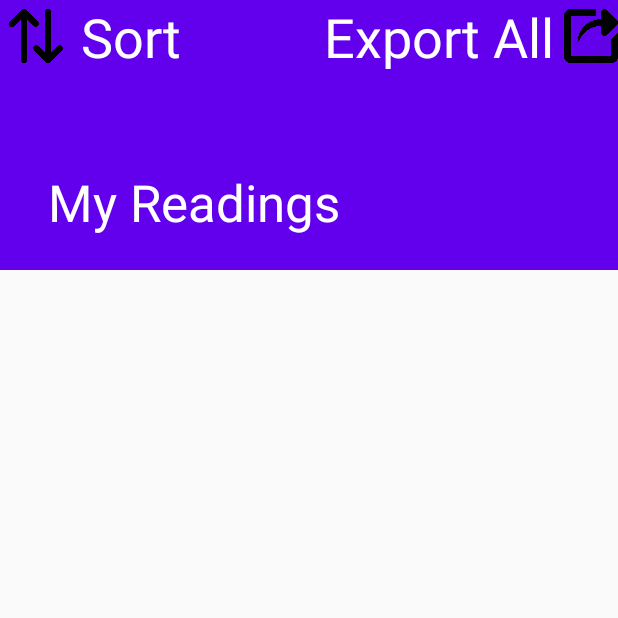
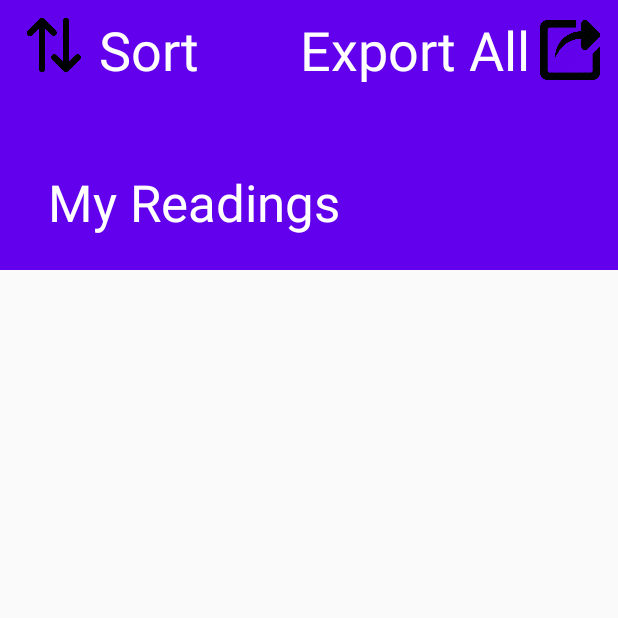
Before and after one commit to Jeffrey-Keyser/DigitalThermometer, an Android app: the ReadingsActivity screen opened directly, with no data from a screen before it, after a tap on "Export All", on a phone screen of 412 x 824 dp, the top half of it. Run offline under Robolectric (Android 15) with nearby library versions, the phone set to English and light mode, and no system bars; our stand-ins replace Room's generated code.

```diff
--- a/app/src/main/java/com/example/digitalthermometer/DbHelper.java
+++ b/app/src/main/java/com/example/digitalthermometer/DbHelper.java
@@ -10,6 +10,8 @@ import android.os.Environment;
 import android.text.style.StyleSpan;
 import android.util.Log;
 import android.widget.Toast;
+
+import androidx.annotation.RequiresPermission;
 
 import java.io.File;
 import java.io.FileWriter;
@@ -173,25 +175,33 @@ public class DbHelper extends SQLiteOpenHelper {
 
 
     // Currently exporting data to downloads folder
-    public boolean exportDBtoCSV(Context context) {
+    // If -1 get export all readings
+    public boolean exportDBtoCSV(int id) {
         File exportDir = new File(Environment.getExternalStoragePublicDirectory(Environment.DIRECTORY_DOWNLOADS), "");
         Log.e("DbHelper", Environment.getExternalStoragePublicDirectory(Environment.DIRECTORY_DOWNLOADS).toString());
         if (!exportDir.exists()){
             exportDir.mkdir();
         }
 
-        File file = new File(exportDir, "myExportedReadings.csv");
+        File file = new File(exportDir, "myReadings.csv");
 
         try {
             file.createNewFile();
             CSVWriter csvWriter = new CSVWriter(new FileWriter(file));
             SQLiteDatabase db = this.getReadableDatabase();
-            Cursor curCSV = db.rawQuery("SELECT * FROM readings", null);
+            Cursor curCSV;
+            if (id == -1)
+                curCSV = db.rawQuery("SELECT * FROM readings", null);
+            else
+                curCSV = db.rawQuery("SELECT * FROM readings WHERE id=" + id + "", null);
             csvWriter.writeNext(curCSV.getColumnNames());
+
+            DateFormat df = new SimpleDateFormat(TIME_FORMAT);
+
             while(curCSV.moveToNext())
             {
                 // Specify exporting columns here
-                String arrStr[] ={curCSV.getString(0),curCSV.getString(1), curCSV.getString(2)};
+                String arrStr[] ={curCSV.getString(0), String.valueOf(df.parse(curCSV.getString(1))), curCSV.getString(2), curCSV.getString(3)};
                 csvWriter.writeNext(arrStr);
             }
             csvWriter.close();
--- a/app/src/main/java/com/example/digitalthermometer/ReadingsActivity.java
+++ b/app/src/main/java/com/example/digitalthermometer/ReadingsActivity.java
@@ -121,7 +121,7 @@ public class ReadingsActivity extends AppCompatActivity {
         btn_export.setOnClickListener(new View.OnClickListener() {
             @Override
             public void onClick(View v) {
-                if(mydb.exportDBtoCSV(getApplicationContext()))
+                if(mydb.exportDBtoCSV(-1))
                     Toast.makeText(ReadingsActivity.this, "Successfully exported data", Toast.LENGTH_LONG).show();
             }
         });
--- a/app/src/main/java/com/example/digitalthermometer/WordListAdapter.java
+++ b/app/src/main/java/com/example/digitalthermometer/WordListAdapter.java
@@ -148,6 +148,8 @@ public class WordListAdapter extends RecyclerView.Adapter<WordListAdapter.WordVi
         {
             @Override
             public void onClick(View v) {
+                if(mydb.exportDBtoCSV(mCurrent.id))
+                    Toast.makeText(v.getContext(), "Successfully exported data", Toast.LENGTH_LONG).show();
             }
         });
 
--- a/app/src/main/res/layout/activity_positive_reading.xml
+++ b/app/src/main/res/layout/activity_positive_reading.xml
@@ -11,7 +11,6 @@
         android:id="@+id/positive_reading_title"
         android:layout_width="wrap_content"
         android:layout_height="wrap_content"
-        android:text="@string/positive"
         android:textColor="@color/black"
         android:textStyle="bold"
         android:textSize="64sp"
--- a/app/src/main/res/layout/activity_readings.xml
+++ b/app/src/main/res/layout/activity_readings.xml
@@ -45,13 +45,15 @@
                     android:id="@+id/btn_sort"
                     android:src="@drawable/sort"
                     android:text="@string/sort"
-                    android:contentDescription="@string/sorts_readings" />
+                    android:contentDescription="@string/sorts_readings"
+                    android:layout_marginTop="6dp"
+                    android:layout_marginStart="12dp"/>
 
                 <TextView
                     android:id="@+id/sort_text"
                     android:layout_gravity="center"
-                    android:layout_marginLeft="6dp"
                     android:layout_marginStart="6dp"
+                    android:layout_marginTop="6dp"
                     android:textSize="@dimen/sort_image_text_size"
                     android:textColor="@color/white"
                     android:layout_width="0dp"
@@ -71,7 +73,7 @@
                 <TextView
                     android:id="@+id/export_text"
                     android:layout_gravity="center"
-                    android:layout_marginRight="6dp"
+                    android:layout_marginTop="6dp"
                     android:layout_marginEnd="6dp"
                     android:textSize="@dimen/export_image_text_size"
                     android:textColor="@color/white"
@@ -89,6 +91,8 @@
                     android:scaleType="centerInside"
                     android:adjustViewBounds="true"
                     android:layout_gravity="center"
+                    android:layout_marginTop="6dp"
+                    android:layout_marginEnd="12dp"
                     android:text="@string/export_data"
                     android:contentDescription="@string/export" />
 
--- a/app/src/main/res/values/dimens.xml
+++ b/app/src/main/res/values/dimens.xml
@@ -20,10 +20,12 @@
     <dimen name="recycle_view_item_title_text_size">24sp</dimen>
     <dimen name="recycle_view_item_body_text_size">24sp</dimen>
 
+    <dimen name="reading_dialog_time_text_size">18sp</dimen>
+    <dimen name="reading_dialog_symptoms_text_size">18sp</dimen>
 
     <dimen name="time_image_height">48dp</dimen>
     <dimen name="sort_image_height">48dp</dimen>
     <dimen name="sort_image_text_size">36sp</dimen>
-    <dimen name="export_image_height">36dp</dimen>
+    <dimen name="export_image_height">40dp</dimen>
     <dimen name="export_image_text_size">36sp</dimen>
 </resources>
```
Also changed, not shown: app/src/main/java/com/example/digitalthermometer/CustomDialogReading.java (+17 -3 lines), app/src/main/java/com/example/digitalthermometer/FormatHelpers.java (+36 -1 lines), app/src/main/res/layout/reading_details.xml (+29 -21 lines), app/src/main/res/drawable/symptoms.png (added).
